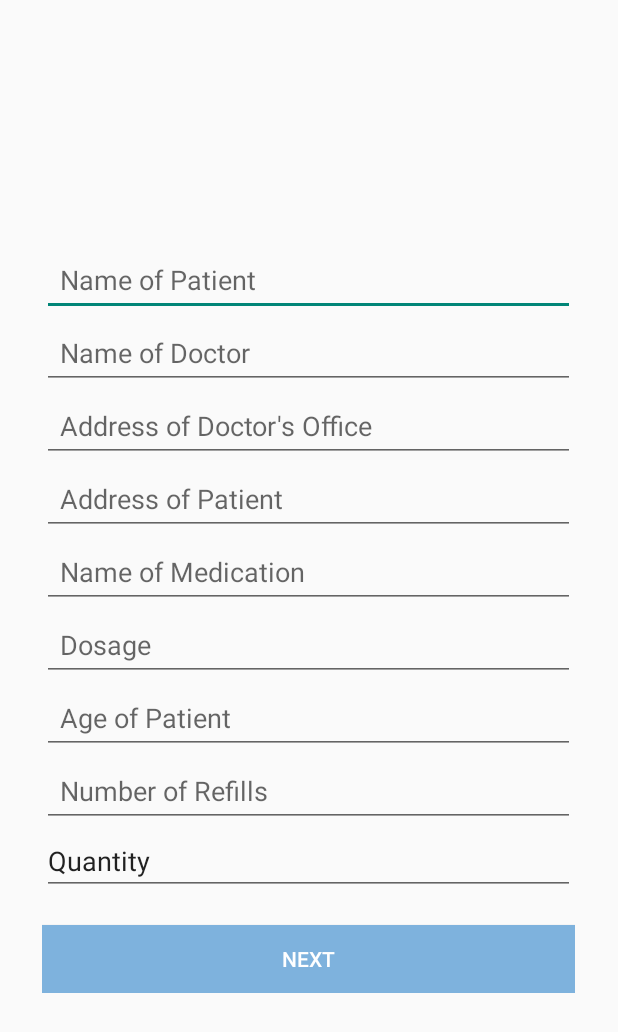
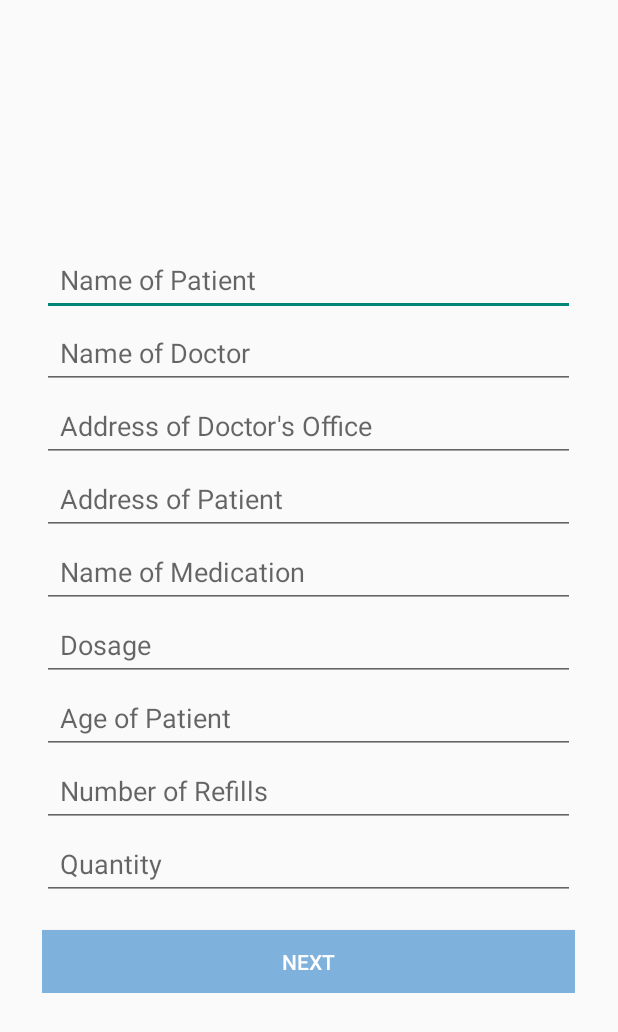
Before and after one commit to IndLaw/Medication_BoxV2, an Android app: the layout activity_perscription_enter.xml on its own in the app's theme, with its tools: preview values and no code run, on a phone screen of 412 x 824 dp. Shown: the top 1032 px of the screen. Run offline under Robolectric (Android 15) with nearby library versions, the phone set to English and light mode, and no system bars.

Commit message:
Update activity_perscription_enter.xml

```diff
--- a/app/src/main/res/layout/activity_perscription_enter.xml
+++ b/app/src/main/res/layout/activity_perscription_enter.xml
@@ -89,8 +89,9 @@
             android:layout_width="match_parent"
             android:layout_height="wrap_content"
             android:ems="10"
+            android:padding="12dp"
             android:inputType="textPersonName"
-            android:text="Quantity" />
+            android:hint="Quantity" />
 
         <Button
             android:id="@+id/nextperscription"
```
